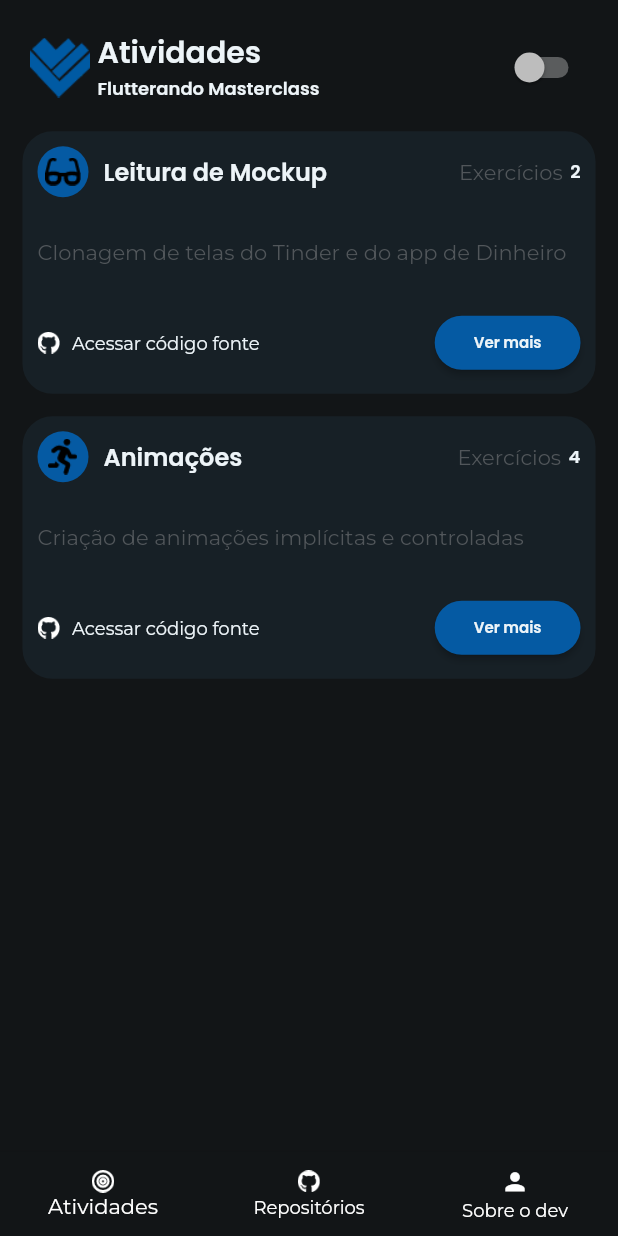
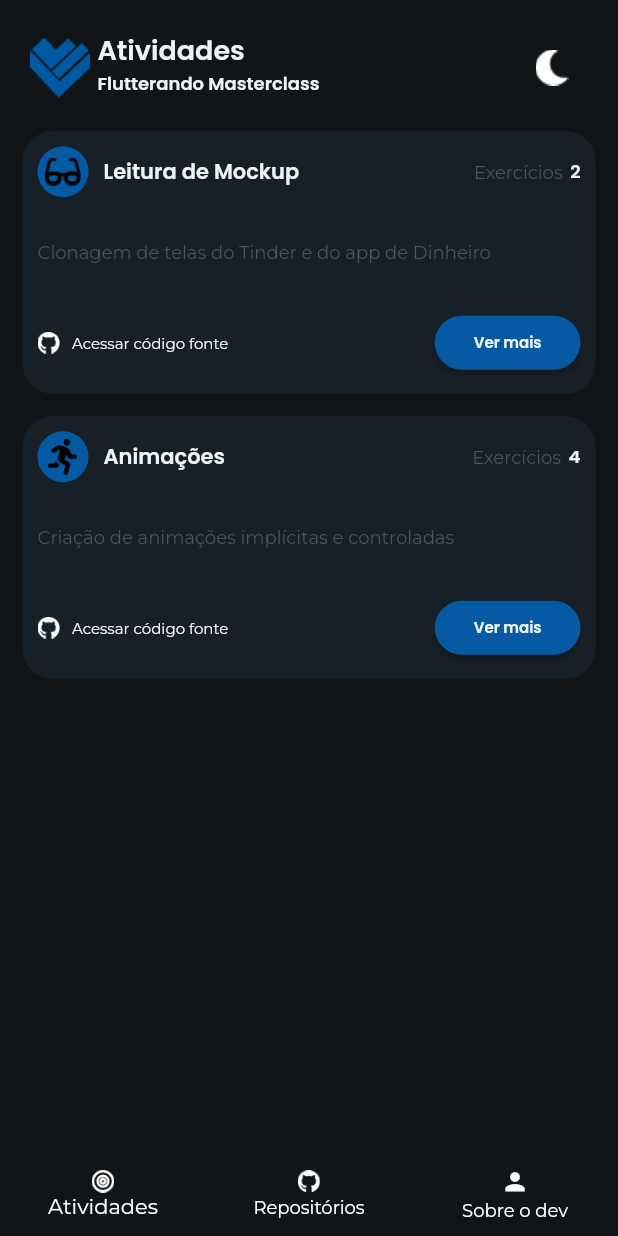
Before and after one commit to ademir2011/flutter_playground, a Flutter app: the screen it shows after launch, after a tap on "Acessar código fonte", on a phone screen of 412 x 824 dp. Run offline on Flutter 3.47's test engine with Material 2 defaults, Android fonts, the phone set to English and light mode, and no system bars; network calls fail.

Commit message:
Correção de warnings e refatoração

```diff
--- a/lib/components/ccard_habilities.dart
+++ b/lib/components/ccard_habilities.dart
@@ -25,7 +25,7 @@ class CCardHabilities extends StatelessWidget {
             height: 30,
             child: Row(
               children: [
-                Container(
+                SizedBox(
                   width: 75,
                   child: Text(
                     meData.habilities.keys.elementAt(index),
--- a/lib/components/ccard_me.dart
+++ b/lib/components/ccard_me.dart
@@ -28,6 +28,7 @@ class CCardMe extends StatelessWidget {
               height: 75,
               width: 75,
               fit: BoxFit.cover,
+              filterQuality: FilterQuality.low,
             ),
           ),
           const SizedBox(height: 10),
--- a/lib/components/cheader.dart
+++ b/lib/components/cheader.dart
@@ -2,7 +2,7 @@ import 'package:flutter/material.dart';
 
 class CHeader extends StatelessWidget {
   final bool isExercises;
-  final Function(bool) toogleTheme;
+  final Function() toogleTheme;
   const CHeader({
     Key? key,
     this.isExercises = false,
@@ -49,10 +49,15 @@ class CHeader extends StatelessWidget {
           Expanded(
             child: Align(
               alignment: Alignment.centerRight,
-              child: Switch(
-                activeColor: Theme.of(context).primaryColor,
-                value: Theme.of(context).backgroundColor == const Color(0xFFD6DFE4) ? true : false,
-                onChanged: toogleTheme,
+              child: IconButton(
+                icon: ImageIcon(
+                  Theme.of(context).backgroundColor == const Color(0xFFD6DFE4)
+                      ? const AssetImage('lib/assets/images/icons/Icon awesome-moon_dark.png')
+                      : const AssetImage('lib/assets/images/icons/Icon awesome-moon_light.png'),
+                  size: 25,
+                  color: Theme.of(context).primaryIconTheme.color,
+                ),
+                onPressed: toogleTheme,
               ),
             ),
           ),
--- a/lib/main.dart
+++ b/lib/main.dart
@@ -43,25 +43,25 @@ class _MyAppState extends State<MyApp> {
         textTheme: const TextTheme(
           headline1: TextStyle(
             fontFamily: 'Poppins',
-            fontSize: 20,
+            fontSize: 18,
             fontWeight: FontWeight.w600,
             color: Color(0xFF172026),
           ),
           headline2: TextStyle(
             fontFamily: 'Poppins',
-            fontSize: 16,
+            fontSize: 14,
             fontWeight: FontWeight.w600,
             color: Color(0xFF172026),
           ),
           bodyText1: TextStyle(
             fontFamily: 'Montserrat',
-            fontSize: 14,
+            fontSize: 12,
             fontWeight: FontWeight.w400,
             color: Color(0xFF51565A),
           ),
           bodyText2: TextStyle(
             fontFamily: 'Montserrat',
-            fontSize: 12,
+            fontSize: 10,
             fontWeight: FontWeight.w400,
             color: Color(0xFF172026),
           ),
@@ -87,25 +87,25 @@ class _MyAppState extends State<MyApp> {
         textTheme: const TextTheme(
           headline1: TextStyle(
             fontFamily: 'Poppins',
-            fontSize: 20,
+            fontSize: 18,
             fontWeight: FontWeight.w600,
             color: Color(0xFFEDF4F8),
           ),
           headline2: TextStyle(
             fontFamily: 'Poppins',
-            fontSize: 16,
+            fontSize: 14,
             fontWeight: FontWeight.w600,
             color: Color(0xFFEDF4F8),
           ),
           bodyText1: TextStyle(
             fontFamily: 'Montserrat',
-            fontSize: 14,
+            fontSize: 12,
             fontWeight: FontWeight.w400,
             color: Color(0xFF51565A),
           ),
           bodyText2: TextStyle(
             fontFamily: 'Montserrat',
-            fontSize: 12,
+            fontSize: 10,
             fontWeight: FontWeight.w400,
             color: Color(0xFFEDF4F8),
           ),
@@ -132,7 +132,7 @@ class _MyAppState extends State<MyApp> {
     );
   }
 
-  void toogleTheme(value) {
+  void toogleTheme() {
     setState(() {
       TypeMode.toogle();
     });
--- a/lib/models/activity.dart
+++ b/lib/models/activity.dart
@@ -1,4 +1,3 @@
-import 'package:flutter/material.dart';
 import 'package:flutter_playground/enums/activity_type_enum.dart';
 import 'package:flutter_playground/models/exercise.dart';
 
--- a/lib/screens/activities_page.dart
+++ b/lib/screens/activities_page.dart
@@ -10,6 +10,7 @@ import 'package:flutter_playground/screens/animations/controller_one_screen.dart
 import 'package:flutter_playground/screens/mockups/money_screen.dart';
 import 'package:flutter_playground/screens/mockups/tinder_screen.dart';
 import 'package:flutter_playground/utils/app_routes.dart';
+import 'package:url_launcher/url_launcher.dart';
 
 class ActivitiesPage extends StatelessWidget {
   ActivitiesPage({Key? key}) : super(key: key);
@@ -18,7 +19,7 @@ class ActivitiesPage extends StatelessWidget {
     Activity(
         type: ActivityTypeEnum.mockup,
         description: 'Clonagem de telas do Tinder e do app de Dinheiro',
-        gitUrl: 'git.com',
+        gitUrl: 'https://github.com/ademir2011/flutter_playground/tree/master/lib/screens/mockups',
         exercises: [
           Exercise(title: 'Tinder', widget: const MainTinderScreen()),
           Exercise(title: 'Mooney', widget: const MainMoneyScreen()),
@@ -26,7 +27,7 @@ class ActivitiesPage extends StatelessWidget {
     Activity(
         type: ActivityTypeEnum.animatios,
         description: 'Criação de animações implícitas e controladas',
-        gitUrl: 'git.com',
+        gitUrl: 'https://github.com/ademir2011/flutter_playground/tree/master/lib/screens/animations',
         exercises: [
           Exercise(title: 'Animação Implícita 1', widget: const ImplicitOneScreen()),
           Exercise(title: 'Animação Implícita 2', widget: const ImplicitSecondScreen()),
@@ -97,7 +98,9 @@ class ActivitiesPage extends StatelessWidget {
                     color: Theme.of(context).primaryIconTheme.color,
                   ),
                   TextButton(
-                    onPressed: () {},
+                    onPressed: () async {
+                      await launch(activities[index].gitUrl, forceWebView: true);
+                    },
                     child: Text(
                       'Acessar código fonte',
                       style: Theme.of(context).textTheme.bodyText2,
--- a/lib/screens/animations/controller_one_screen.dart
+++ b/lib/screens/animations/controller_one_screen.dart
@@ -28,7 +28,6 @@ class _ControllerOneScreeenState extends State<ControllerOneScreeen> with Ticker
 
   @override
   void dispose() {
-    // TODO: implement dispose
     super.dispose();
     _controller.dispose();
   }
@@ -37,7 +36,7 @@ class _ControllerOneScreeenState extends State<ControllerOneScreeen> with Ticker
   Widget build(BuildContext context) {
     return Scaffold(
       appBar: AppBar(
-        title: Text('Desafio do Botão Flutuante'),
+        title: const Text('Desafio do Botão Flutuante'),
       ),
       body: GestureDetector(
         onTap: () {
--- a/lib/screens/animations/controller_second_screen.dart
+++ b/lib/screens/animations/controller_second_screen.dart
@@ -31,7 +31,6 @@ class _ControllerSecondScreenState extends State<ControllerSecondScreen> with Ti
   List<Data> data = [];
   @override
   void initState() {
-    // TODO: implement initState
     super.initState();
 
     data.addAll(
--- a/lib/screens/animations/implicit_one_screen.dart
+++ b/lib/screens/animations/implicit_one_screen.dart
@@ -15,7 +15,7 @@ class _ImplicitOneScreenState extends State<ImplicitOneScreen> {
   Widget build(BuildContext context) {
     return Scaffold(
       appBar: AppBar(
-        title: Text('Desafio do Botão Flutuante'),
+        title: const Text('Desafio do Botão Flutuante'),
       ),
       body: GestureDetector(
         onTap: () {
--- a/lib/screens/exercises_page.dart
+++ b/lib/screens/exercises_page.dart
@@ -3,7 +3,7 @@ import 'package:flutter_playground/components/cheader.dart';
 import 'package:flutter_playground/models/exercise.dart';
 
 class ExercisesPage extends StatelessWidget {
-  final Function(bool) toogleTheme;
+  final Function() toogleTheme;
   const ExercisesPage({Key? key, required this.toogleTheme}) : super(key: key);
 
   @override
@@ -18,7 +18,7 @@ class ExercisesPage extends StatelessWidget {
             toogleTheme: toogleTheme,
             isExercises: true,
             selectedIndex: 0,
-            titles: ['Atividades'],
+            titles: const ['Atividades'],
           ),
           Expanded(
             child: ListView.builder(
--- a/lib/screens/home_page.dart
+++ b/lib/screens/home_page.dart
@@ -6,7 +6,7 @@ import 'package:flutter_playground/screens/activities_page.dart';
 import 'package:flutter_playground/screens/repositories.dart';
 
 class HomePage extends StatefulWidget {
-  final Function(bool) toogleTheme;
+  final Function() toogleTheme;
   const HomePage({Key? key, required this.toogleTheme}) : super(key: key);
 
   @override
@@ -63,7 +63,6 @@ class _HomePageState extends State<HomePage> {
 
   @override
   void dispose() {
-    // TODO: implement dispose
     super.dispose();
     controllerPageView.dispose();
   }
--- a/lib/screens/mockups/money_screen.dart
+++ b/lib/screens/mockups/money_screen.dart
@@ -67,7 +67,7 @@ class MoneyScreen extends StatelessWidget {
               ),
             ),
             const SizedBox(height: 90),
-            Container(
+            SizedBox(
               height: 50,
               width: double.infinity,
               child: ElevatedButton(
@@ -84,7 +84,7 @@ class MoneyScreen extends StatelessWidget {
               ),
             ),
             const SizedBox(height: 15),
-            Container(
+            SizedBox(
               height: 50,
               width: double.infinity,
               child: ElevatedButton(
--- a/lib/screens/repositories.dart
+++ b/lib/screens/repositories.dart
@@ -5,8 +5,6 @@ class RepositoriesPage extends StatelessWidget {
 
   @override
   Widget build(BuildContext context) {
-    return Container(
-      child: Text('repositories'),
-    );
+    return Container();
   }
 }
--- a/pubspec.yaml
+++ b/pubspec.yaml
@@ -34,6 +34,7 @@ dependencies:
   # The following adds the Cupertino Icons font to your application.
   # Use with the CupertinoIcons class for iOS style icons.
   cupertino_icons: ^1.0.2
+  url_launcher: ^6.0.20
 
 dev_dependencies:
   flutter_test:
@@ -72,6 +73,8 @@ flutter:
     - lib/assets/images/icons/Icon awesome-running.png
     - lib/assets/images/icons/Icon feather-target.png
     - lib/assets/images/icons/Icon material-toys.png
+    - lib/assets/images/icons/Icon awesome-moon_light.png
+    - lib/assets/images/icons/Icon awesome-moon_dark.png
 
   # An image asset can refer to one or more resolution-specific "variants", see
   # https://flutter.dev/assets-and-images/#resolution-aware.
```
Also changed, not shown: lib/screens/extra.dart (+10 -7 lines), lib/screens/mockups/tinder_screen.dart (+0 -13 lines), lib/assets/images/icons/Icon awesome-moon_dark.png (added), lib/assets/images/icons/Icon awesome-moon_light.png (added), pubspec.lock, 3 other files.
